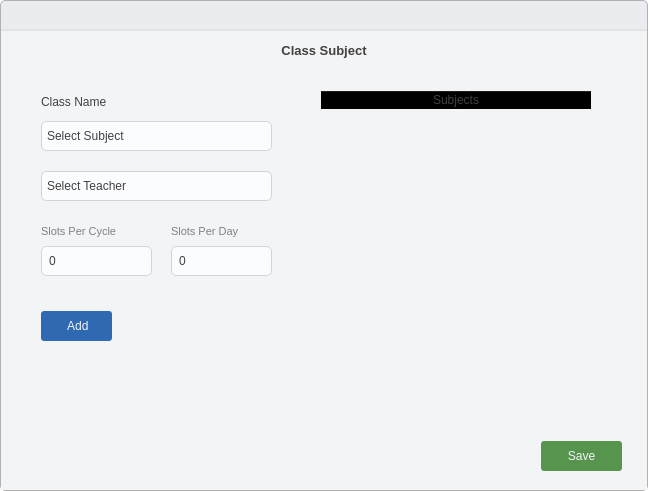
takundafarakeza/Timetable_Generator, file ui/add_class_data_dialog.ui: the form before one commit.
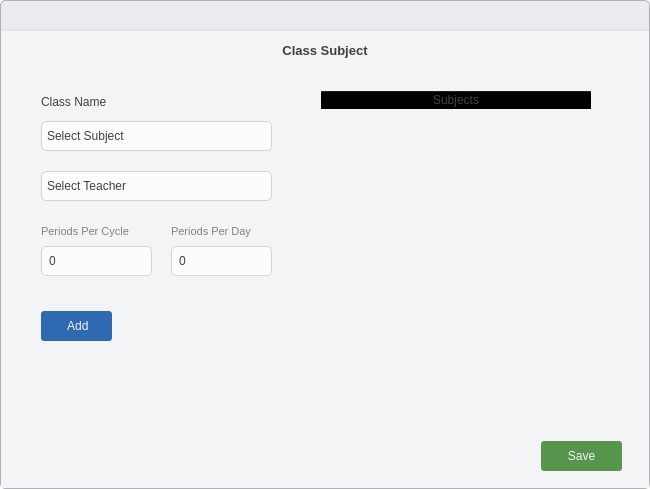
The form after the commit. Icons and pictures are not drawn.

```diff
--- a/ui/add_class_data_dialog.ui
+++ b/ui/add_class_data_dialog.ui
@@ -6,8 +6,8 @@
    <rect>
     <x>0</x>
     <y>0</y>
-    <width>648</width>
-    <height>491</height>
+    <width>650</width>
+    <height>489</height>
    </rect>
   </property>
   <property name="windowTitle">
@@ -288,7 +288,7 @@
              <string notr="true">color: rgb(129, 129, 129);</string>
             </property>
             <property name="text">
-             <string>Slots Per Cycle</string>
+             <string>Periods Per Cycle</string>
             </property>
            </widget>
            <widget class="QPushButton" name="class_add_subject_btn">
@@ -348,7 +348,7 @@
              <string notr="true">color: rgb(129, 129, 129);</string>
             </property>
             <property name="text">
-             <string>Slots Per Day</string>
+             <string>Periods Per Day</string>
             </property>
            </widget>
            <widget class="QSpinBox" name="slots_per_cycle">
```
Left out of the diff: 3 changed lines with no effect on the pictures.
